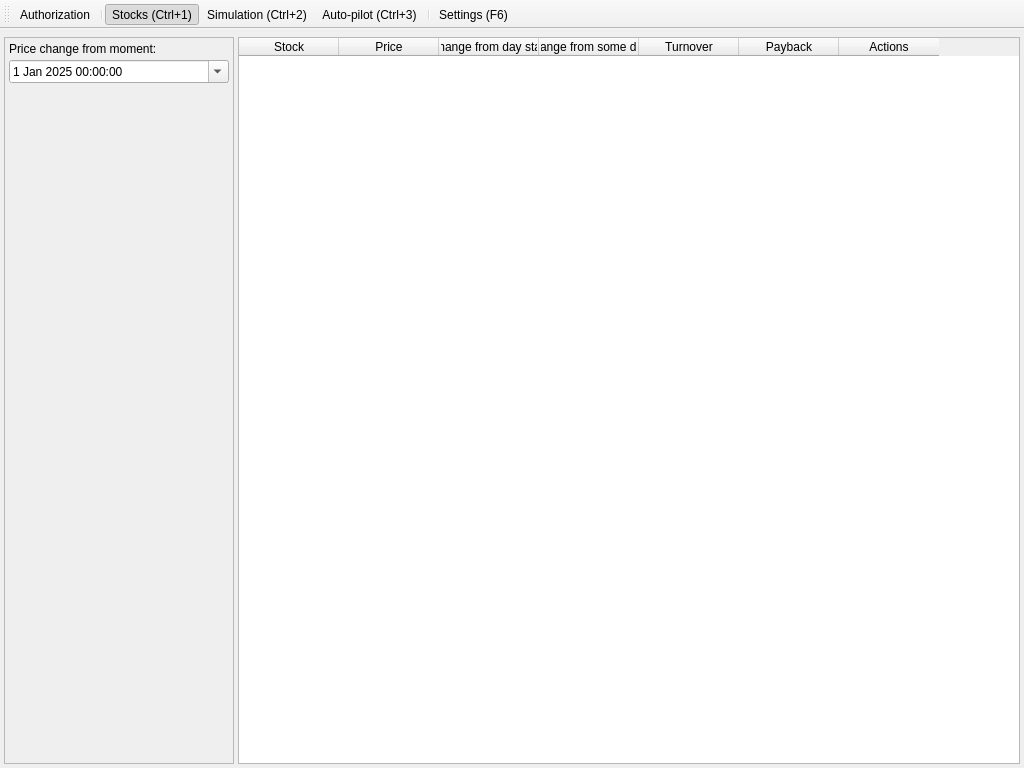
Old version of the form app/src/main/mainwindow.ui in the repository Gris87/TInvestor.
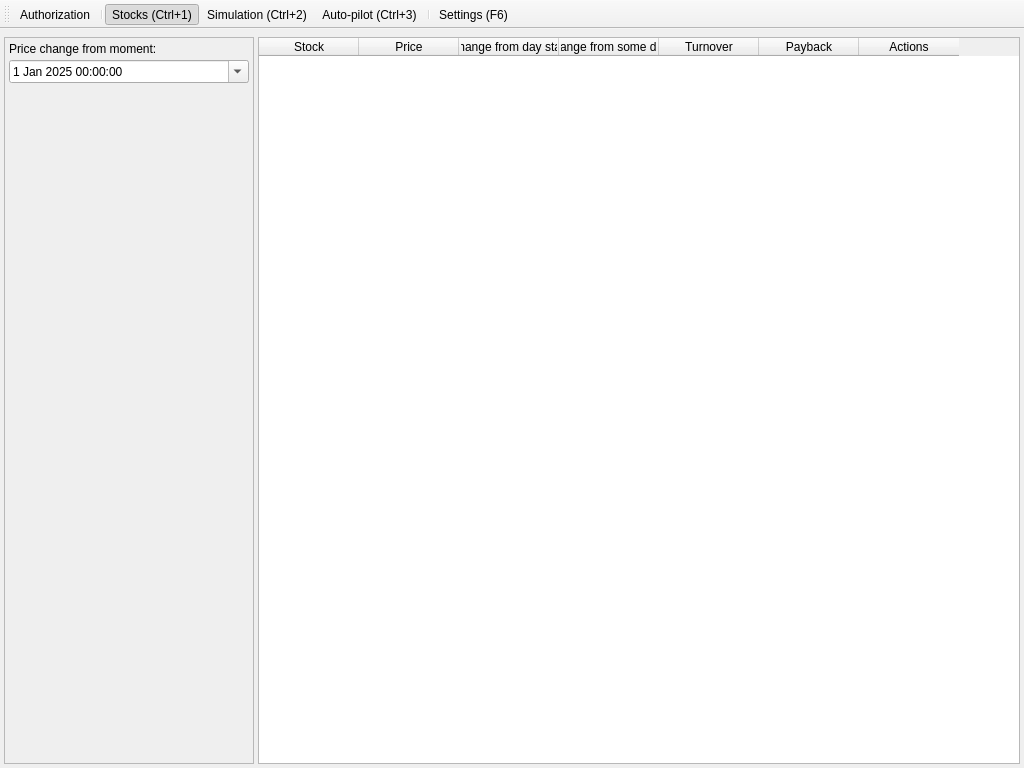
New version of the form. Icons and pictures are not drawn. Custom widgets are drawn as their Qt base class.

Patch:
```diff
--- a/app/src/main/mainwindow.ui
+++ b/app/src/main/mainwindow.ui
@@ -10,6 +10,12 @@
     <height>768</height>
    </rect>
   </property>
+  <property name="minimumSize">
+   <size>
+    <width>800</width>
+    <height>600</height>
+   </size>
+  </property>
   <property name="windowTitle">
    <string>TInvestor</string>
   </property>
@@ -59,7 +65,7 @@
          <widget class="QScrollArea" name="scrollArea">
           <property name="maximumSize">
            <size>
-            <width>230</width>
+            <width>250</width>
             <height>16777215</height>
            </size>
           </property>
@@ -71,7 +77,7 @@
             <rect>
              <x>0</x>
              <y>0</y>
-             <width>228</width>
+             <width>248</width>
              <height>705</height>
             </rect>
            </property>
```
